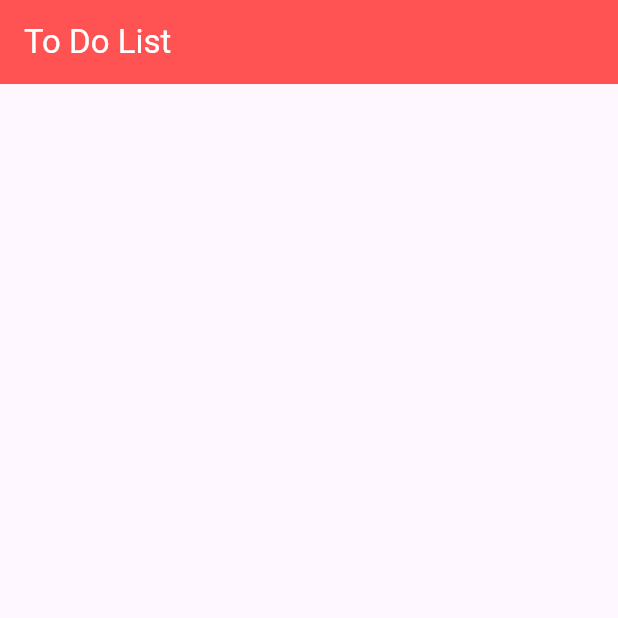
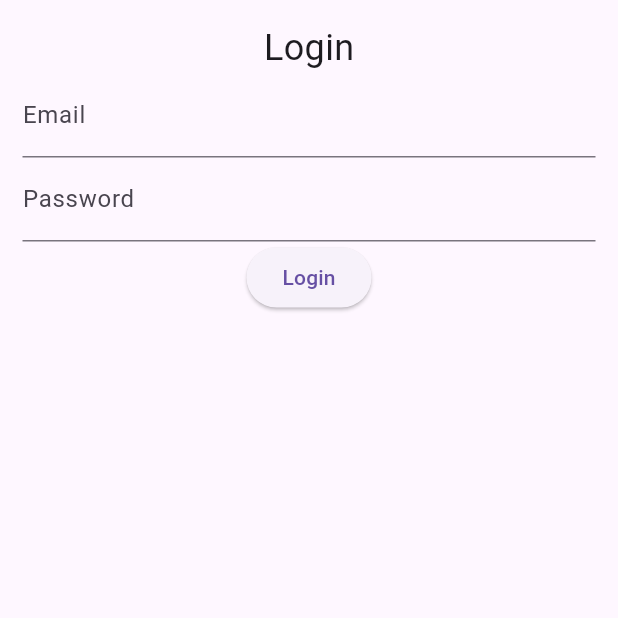
Before and after one commit to Ichiroki/to-do-flutter, a Flutter app: the screen it shows after launch, on a phone screen of 412 x 824 dp, the top half of it. Run offline on Flutter 3.47's test engine with Material 3 defaults, Android fonts, the phone set to English and light mode, and no system bars; our stand-ins replace shared_preferences.

Commit message:
Implement: add new login system & add some change log

```diff
--- /dev/null
+++ b/lib/Pages/login.dart
@@ -0,0 +1,84 @@
+import 'dart:convert';
+
+import 'package:flutter/material.dart';
+import 'package:http/http.dart' as http;
+
+class Login extends StatefulWidget {
+  const Login({super.key});
+
+  @override
+  State<Login> createState() => _LoginState();
+}
+
+class _LoginState extends State<Login> {
+  final TextEditingController emailController = TextEditingController();
+  final TextEditingController passwordController = TextEditingController();
+
+  void getUser() async {
+    try {
+      final res = http.post(Uri.parse('http://localhost:3000/api/login'),
+        headers: {
+          'Content-Type': 'application/json'
+        },
+        body: jsonEncode(<String, String>{
+          'email': emailController.text,
+          'password': passwordController.text,
+        },
+      )).then((value) {
+        final Map<String, dynamic> responsedata = jsonDecode(value.body);
+        print(responsedata);
+        if(value.statusCode == 201) {
+          print('login success: $responsedata');
+        } else {
+          print('login failed');
+        }
+      });
+
+      return res;
+    } catch(e) {
+      print('Internal server error, please wait : $e');
+      // return http.Response('Internal server error, please wait : $e', 500);
+    }
+
+  }
+
+  @override
+  Widget build(BuildContext context) {
+    return SafeArea(
+      child: Scaffold(
+        body: Padding(
+          padding: const EdgeInsets.fromLTRB(15, 15, 15, 0),
+          child: Column(children: <Widget>[
+            const Text('Login', style: TextStyle(fontSize: 24),),
+            TextFormField(
+                controller: emailController,
+                decoration: const InputDecoration(
+                  labelText: 'Email'
+                ),
+                validator: (value) {
+                  if(value == null || value.isEmpty) {
+                    return 'Please enter some text';
+                  }
+                  return null;
+                },
+              ),
+              TextFormField(
+                obscureText: true,
+                controller: passwordController,
+                decoration: const InputDecoration(
+                  labelText: 'Password'
+                ),
+                validator: (value) {
+                  if(value == null || value.isEmpty) {
+                    return 'Please enter some text';
+                  }
+                  return null;
+                },
+              ),
+              ElevatedButton(onPressed: getUser, child: const Text('Login'))
+          ],),
+        ),
+      ),
+    );
+  }
+}
```
Also changed, not shown: lib/Pages/home.dart (+14 -0 lines), lib/Pages/loading.dart (added, +17 -0 lines), lib/main.dart (+34 -2 lines), pubspec.yaml (+7 -3 lines), pubspec.lock, 3 other files.
